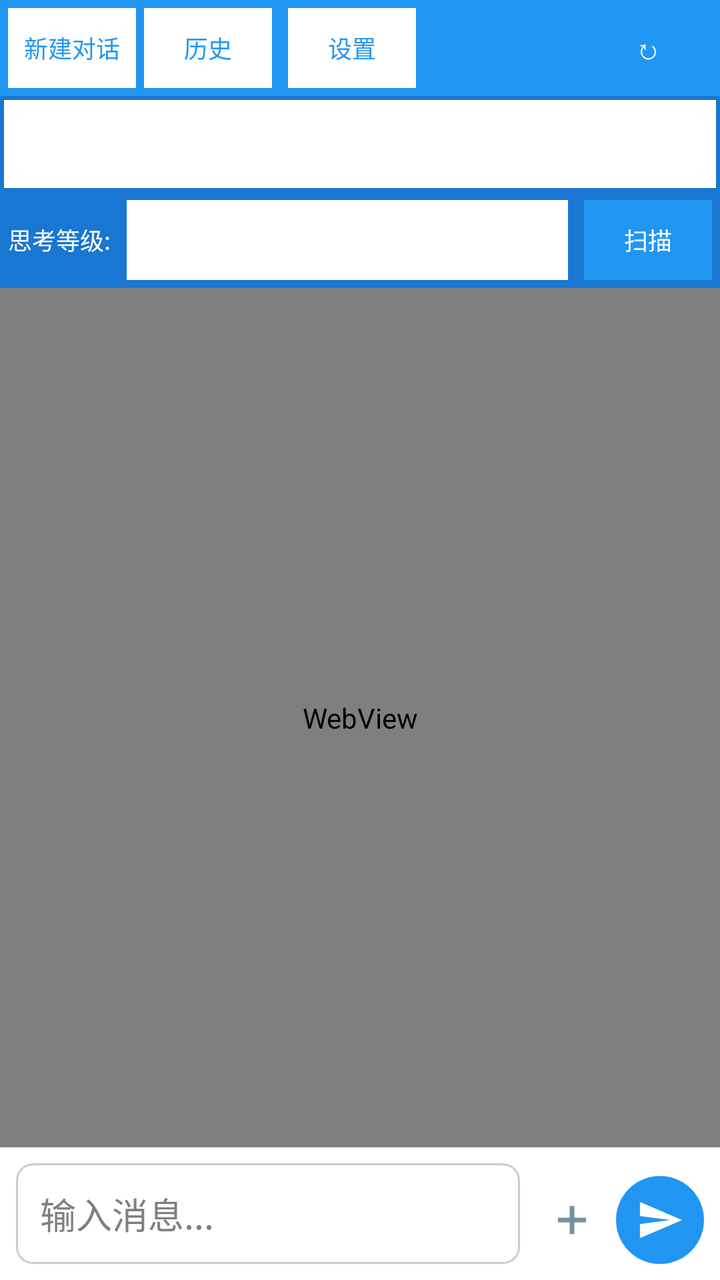
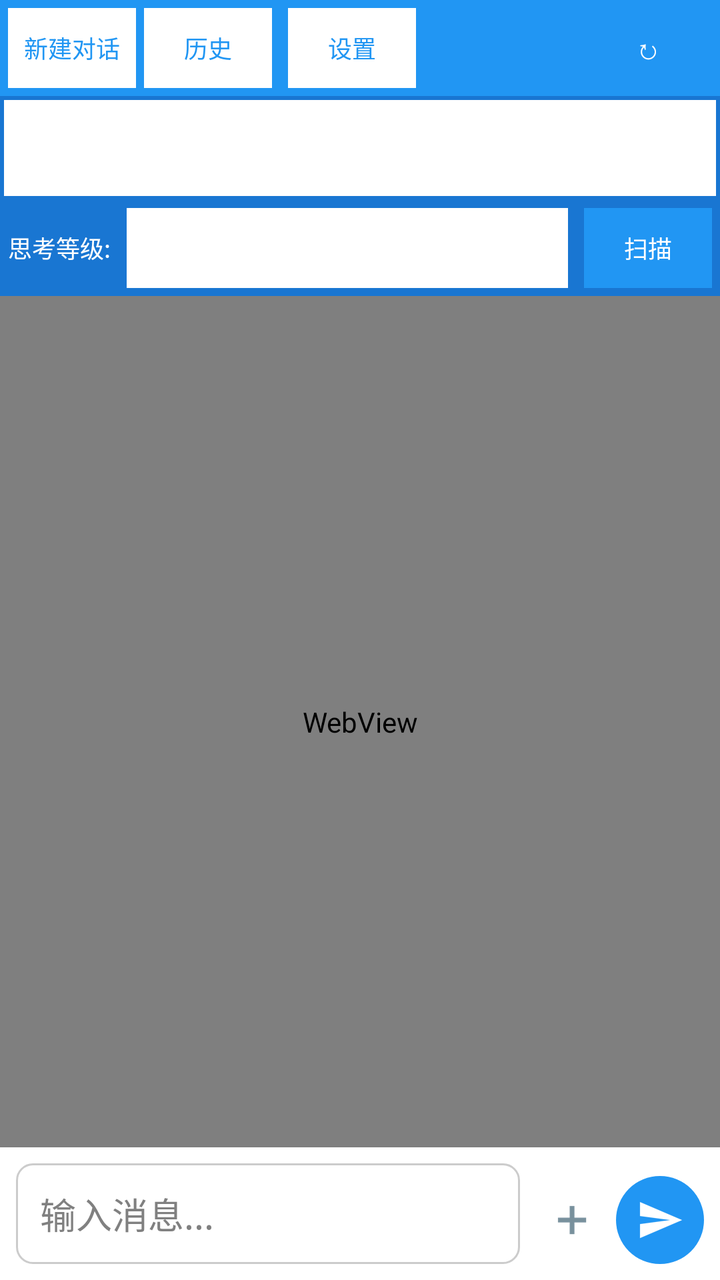

Screens rendered from an Android XML layout before and after an edit, with the pre-edit source and the edit as a unified diff.
<!-- AndroidManifest.xml: application theme AppTheme -->
<!-- res/layout/activity_main.xml -->
<?xml version='1.0' encoding='utf-8'?>
<LinearLayout xmlns:android="http://schemas.android.com/apk/res/android" android:orientation="vertical" android:background="@color/background" android:layout_width="match_parent" android:layout_height="match_parent">
    <LinearLayout android:gravity="center_vertical" android:orientation="horizontal" android:background="@color/primary" android:padding="4dp" android:layout_width="match_parent" android:layout_height="wrap_content" android:minHeight="48dp">
        <Button android:textSize="12sp" android:textColor="@color/primary" android:id="@+id/new_conversation_button" android:background="@android:color/white" android:padding="8dp" android:layout_width="wrap_content" android:layout_height="40dp" android:layout_marginRight="4dp" android:text="@string/new_conversation" />
        <Button android:textSize="12sp" android:textColor="@color/primary" android:id="@+id/history_button" android:background="@android:color/white" android:padding="8dp" android:layout_width="wrap_content" android:layout_height="40dp" android:layout_marginRight="8dp" android:text="@string/history" />
        <Button android:textSize="12sp" android:textColor="@color/primary" android:id="@+id/settings_button" android:background="@android:color/white" android:padding="8dp" android:layout_width="wrap_content" android:layout_height="40dp" android:text="@string/settings" />
        <View android:layout_width="0dp" android:layout_height="0dp" android:layout_weight="1" />
        <Button android:textSize="14sp" android:textColor="@android:color/white" android:id="@+id/rotate_button" android:background="@android:color/transparent" android:padding="8dp" android:layout_width="wrap_content" android:layout_height="40dp" android:text="↻" />
    </LinearLayout>
    <LinearLayout android:gravity="center_vertical" android:orientation="horizontal" android:background="@color/primary_dark" android:padding="2dp" android:layout_width="match_parent" android:layout_height="wrap_content" android:minHeight="48dp" android:id="@+id/model_row">
        <Spinner android:id="@+id/model_spinner" android:background="@android:color/white" android:padding="8dp" android:layout_width="match_parent" android:layout_height="44dp" android:paddingTop="2dp" android:paddingBottom="2dp" />
    </LinearLayout>
    <LinearLayout android:gravity="center_vertical" android:orientation="horizontal" android:background="@color/primary_dark" android:padding="4dp" android:layout_width="match_parent" android:layout_height="wrap_content" android:minHeight="48dp" android:id="@+id/thinking_row">
        <TextView android:textSize="12sp" android:textColor="@android:color/white" android:layout_width="wrap_content" android:layout_height="wrap_content" android:text="思考等级:" />
        <Spinner android:id="@+id/thinking_spinner" android:background="@android:color/white" android:padding="4dp" android:layout_width="0dp" android:layout_height="40dp" android:layout_marginLeft="8dp" android:layout_weight="1" android:paddingTop="4dp" android:paddingBottom="4dp" />
        <Button android:id="@+id/scan_button" android:text="@string/scan" android:textSize="12sp" android:textColor="@android:color/white" android:background="@color/primary" android:paddingLeft="10dp" android:paddingRight="10dp" android:layout_width="wrap_content" android:layout_height="40dp" android:layout_marginLeft="8dp" />
    </LinearLayout>
    <FrameLayout android:id="@+id/scroll_to_bottom_bar" android:layout_width="match_parent" android:layout_height="0dp" android:layout_weight="1">
        <WebView android:id="@+id/message_webview" android:layout_width="match_parent" android:layout_height="match_parent" />
        <TextView android:id="@+id/scroll_to_bottom_button" android:textSize="15sp" android:textStyle="bold" android:textColor="#FFFFFF" android:background="@drawable/bg_scroll_bubble" android:gravity="center" android:includeFontPadding="false" android:layout_gravity="end|bottom" android:layout_marginRight="14dp" android:layout_marginBottom="10dp" android:visibility="gone" android:layout_width="38dp" android:layout_height="38dp" android:text="↓" />
    </FrameLayout>
    <LinearLayout android:id="@+id/queue_bar" android:gravity="center_vertical" android:orientation="horizontal" android:background="#FFF8E1" android:padding="4dp" android:visibility="gone" android:layout_width="match_parent" android:layout_height="wrap_content">
        <TextView android:id="@+id/queue_bar_text" android:textSize="12sp" android:textColor="#8D6E00" android:padding="4dp" android:layout_width="0dp" android:layout_height="wrap_content" android:layout_weight="1" android:text="排队 0 条" />
        <Button android:id="@+id/queue_manage_button" android:textSize="12sp" android:textColor="@color/primary" android:background="@android:color/transparent" android:padding="4dp" android:minHeight="0dp" android:layout_width="wrap_content" android:layout_height="wrap_content" android:text="管理" />
    </LinearLayout>
    <HorizontalScrollView android:id="@+id/attachment_scroll" android:scrollbars="none" android:background="@color/background" android:paddingLeft="8dp" android:paddingRight="8dp" android:paddingTop="4dp" android:layout_width="match_parent" android:layout_height="wrap_content" android:visibility="gone">
        <LinearLayout android:id="@+id/attachment_bar" android:orientation="horizontal" android:layout_width="wrap_content" android:layout_height="wrap_content" />
    </HorizontalScrollView>
    <TextView android:id="@+id/usage_bar" android:textSize="11sp" android:textColor="#777777" android:paddingLeft="14dp" android:paddingRight="14dp" android:paddingTop="3dp" android:paddingBottom="3dp" android:maxLines="2" android:ellipsize="end" android:lineSpacingExtra="1dp" android:background="@color/background" android:visibility="gone" android:layout_width="match_parent" android:layout_height="wrap_content" />
    <LinearLayout android:orientation="vertical" android:background="@color/white" android:layout_width="match_parent" android:layout_height="wrap_content">
        <LinearLayout android:id="@+id/input_action_bar" android:orientation="horizontal" android:gravity="center_vertical" android:background="@color/white" android:paddingLeft="8dp" android:paddingRight="8dp" android:visibility="gone" android:layout_width="match_parent" android:layout_height="34dp">
            <TextView android:id="@+id/clear_input_button" android:textSize="20sp" android:textColor="#90a4ae" android:gravity="center" android:includeFontPadding="false" android:background="?android:attr/selectableItemBackground" android:layout_width="44dp" android:layout_height="34dp" android:contentDescription="清空输入" android:text="×" />
            <View android:layout_width="0dp" android:layout_height="1dp" android:layout_weight="1" />
            <ImageButton android:id="@+id/expand_button" android:background="?android:attr/selectableItemBackground" android:padding="4dp" android:layout_width="30dp" android:layout_height="30dp" android:scaleType="fitCenter" android:src="@drawable/ic_expand" android:visibility="gone" android:contentDescription="@string/fullscreen_input" />
        </LinearLayout>
        <LinearLayout android:gravity="bottom" android:orientation="horizontal" android:background="@color/white" android:padding="8dp" android:layout_width="match_parent" android:layout_height="wrap_content">
            <EditText android:id="@+id/input_edit_text" android:background="@drawable/edit_text_background" android:padding="12dp" android:minHeight="44dp" android:layout_width="0dp" android:layout_height="wrap_content" android:hint="@string/input_hint" android:maxLines="4" android:layout_weight="1" android:inputType="textMultiLine" />
            <ImageButton android:id="@+id/plus_button" android:background="?android:attr/selectableItemBackground" android:padding="10dp" android:layout_width="44dp" android:layout_height="44dp" android:layout_marginLeft="4dp" android:scaleType="fitCenter" android:src="@drawable/ic_plus" android:contentDescription="@string/attach" />
            <ImageButton android:id="@+id/send_button" android:background="@drawable/bg_send_button" android:padding="10dp" android:layout_width="44dp" android:layout_height="44dp" android:scaleType="fitCenter" android:src="@drawable/ic_send" android:contentDescription="@string/send" />
        </LinearLayout>
    </LinearLayout>
</LinearLayout>
<!-- resources referenced by this layout -->
<resources>
  <color name="background">#f5f5f5</color>
  <color name="primary">#2196f3</color>
  <color name="primary_dark">#1976d2</color>
  <color name="white">#ffffff</color>
  <!-- drawable bg_scroll_bubble (drawable) -->
  <?xml version="1.0" encoding="utf-8"?>
  <shape xmlns:android="http://schemas.android.com/apk/res/android"
      android:shape="oval">
      <solid android:color="#B3000000"/>
      <stroke
          android:width="1dp"
          android:color="#33FFFFFF"/>
  </shape>
  <!-- drawable bg_send_button (drawable) -->
  <?xml version="1.0" encoding="utf-8"?>
  <selector xmlns:android="http://schemas.android.com/apk/res/android">
      <item android:state_pressed="true">
          <shape android:shape="oval">
              <solid android:color="@color/primary_dark"/>
          </shape>
      </item>
      <item android:state_enabled="false">
          <shape android:shape="oval">
              <solid android:color="#90CAF9"/>
          </shape>
      </item>
      <item>
          <shape android:shape="oval">
              <solid android:color="@color/primary"/>
          </shape>
      </item>
  </selector>
  <!-- drawable edit_text_background (drawable) -->
  <?xml version="1.0" encoding="utf-8"?>
  <shape xmlns:android="http://schemas.android.com/apk/res/android" android:shape="rectangle">
      <solid android:color="@android:color/white"/>
      <corners android:radius="8dp"/>
      <stroke android:width="1dp" android:color="@color/gray"/>
  </shape>
  <!-- drawable ic_expand: png bitmap (drawable-hdpi, 831 bytes) -->
  <!-- drawable ic_plus: png bitmap (drawable-hdpi, 454 bytes) -->
  <!-- drawable ic_send: png bitmap (drawable-hdpi, 523 bytes) -->
  <string name="attach">添加附件</string>
  <string name="fullscreen_input">全屏输入</string>
  <string name="history">历史</string>
  <string name="input_hint">输入消息...</string>
  <string name="new_conversation">新建对话</string>
  <string name="scan">扫描</string>
  <string name="send">发送</string>
  <string name="settings">设置</string>
  <style name="AppTheme" parent="@android:style/Theme.Holo.Light">
          <item name="android:windowBackground">@color/background</item>
          <item name="android:actionBarStyle">@style/ActionBarStyle</item>
      </style>
  <color name="gray">#cccccc</color>
  <style name="ActionBarStyle" parent="@android:style/Widget.Holo.Light.ActionBar">
          <item name="android:background">@color/primary</item>
      </style>
</resources>

<!-- the commit's change to res/layout/activity_main.xml (unified diff, before → after) -->
@@ -8,7 +8,8 @@
         <Button android:textSize="14sp" android:textColor="@android:color/white" android:id="@+id/rotate_button" android:background="@android:color/transparent" android:padding="8dp" android:layout_width="wrap_content" android:layout_height="40dp" android:text="↻" />
     </LinearLayout>
     <LinearLayout android:gravity="center_vertical" android:orientation="horizontal" android:background="@color/primary_dark" android:padding="2dp" android:layout_width="match_parent" android:layout_height="wrap_content" android:minHeight="48dp" android:id="@+id/model_row">
-        <Spinner android:id="@+id/model_spinner" android:background="@android:color/white" android:padding="8dp" android:layout_width="match_parent" android:layout_height="44dp" android:paddingTop="2dp" android:paddingBottom="2dp" />
+        
+        <Spinner android:id="@+id/model_spinner" android:background="@android:color/white" android:padding="8dp" android:layout_width="match_parent" android:layout_height="wrap_content" android:minHeight="48dp" android:paddingTop="2dp" android:paddingBottom="2dp" />
     </LinearLayout>
     <LinearLayout android:gravity="center_vertical" android:orientation="horizontal" android:background="@color/primary_dark" android:padding="4dp" android:layout_width="match_parent" android:layout_height="wrap_content" android:minHeight="48dp" android:id="@+id/thinking_row">
         <TextView android:textSize="12sp" android:textColor="@android:color/white" android:layout_width="wrap_content" android:layout_height="wrap_content" android:text="思考等级:" />
